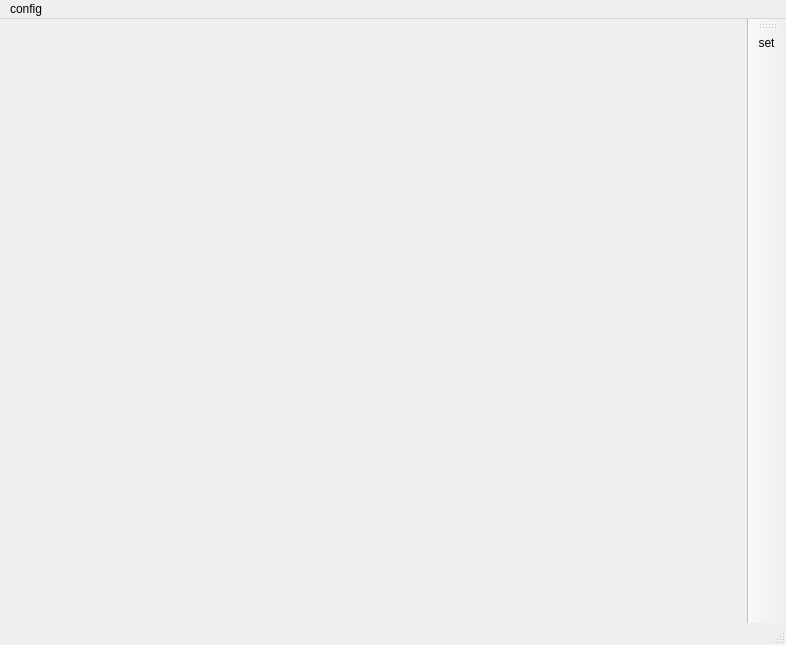
First picture: the form in src/mainwindow.ui, repository chenghongfeng/QssCreator, before the edit.
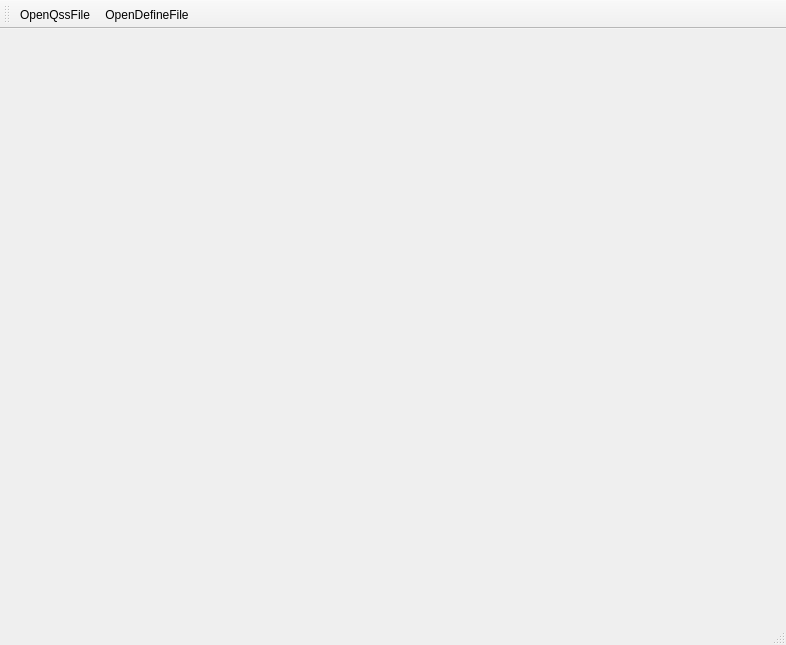
Second picture: the form after the edit.

What changed in the file:
```diff
--- a/src/mainwindow.ui
+++ b/src/mainwindow.ui
@@ -14,35 +14,19 @@
    <string>MainWindow</string>
   </property>
   <widget class="QWidget" name="centralwidget"/>
-  <widget class="QMenuBar" name="menubar">
-   <property name="geometry">
-    <rect>
-     <x>0</x>
-     <y>0</y>
-     <width>786</width>
-     <height>22</height>
-    </rect>
-   </property>
-   <widget class="QMenu" name="menuconfig">
-    <property name="title">
-     <string>config</string>
-    </property>
-    <addaction name="actionset"/>
-   </widget>
-   <addaction name="menuconfig"/>
-  </widget>
   <widget class="QStatusBar" name="statusbar"/>
   <widget class="QToolBar" name="toolBar_2">
    <property name="windowTitle">
     <string>toolBar_2</string>
    </property>
    <attribute name="toolBarArea">
-    <enum>RightToolBarArea</enum>
+    <enum>TopToolBarArea</enum>
    </attribute>
    <attribute name="toolBarBreak">
     <bool>false</bool>
    </attribute>
-   <addaction name="actionset"/>
+   <addaction name="actionOpenQssFile"/>
+   <addaction name="actionOpenDefineFile"/>
   </widget>
   <action name="actionset">
    <property name="text">
@@ -73,6 +57,14 @@
     <string>Save qss file</string>
    </property>
   </action>
+  <action name="actionOpenDefineFile">
+   <property name="text">
+    <string>OpenDefineFile</string>
+   </property>
+   <property name="toolTip">
+    <string>OpenDefineFile</string>
+   </property>
+  </action>
  </widget>
  <resources/>
  <connections/>
```
